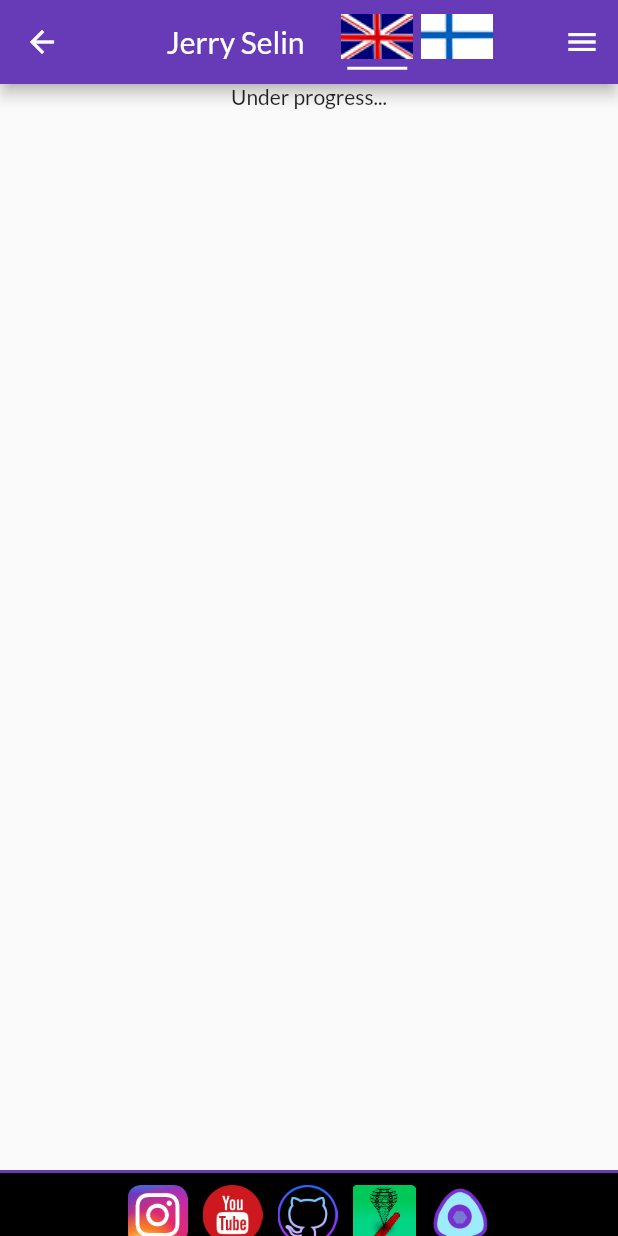
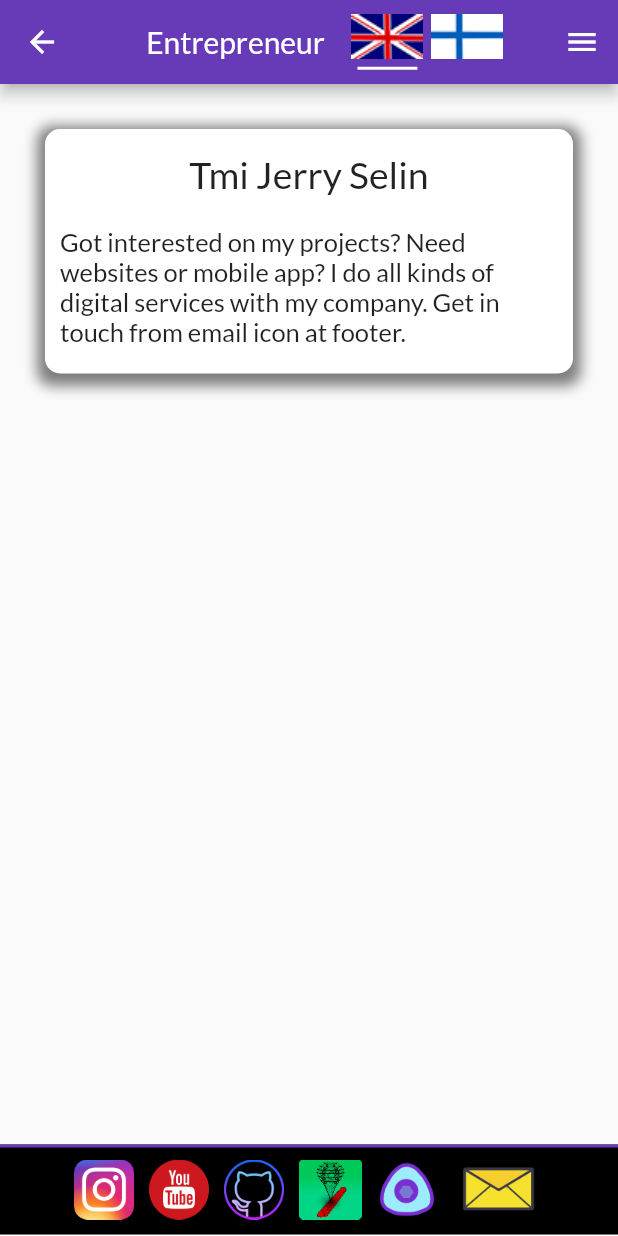
Before and after one commit to paivanjerry/Jerry-Selin-Website, a Flutter app: the EntrepreneurPage screen opened by its route, on a phone screen of 412 x 824 dp. Run offline on Flutter 3.47's test engine with Material 2 defaults, Android fonts, the phone set to English and light mode, and no system bars; our stand-ins replace easy_localization, video_player, youtube_player_iframe; missing offline and left inert: dart:html, draggable_scrollbar, navigation_history_observer; statements that could not run were skipped.

Commit message:
Email to site, info about skeittivideot.fi

```diff
--- a/assets/translations/en.json
+++ b/assets/translations/en.json
@@ -77,7 +77,9 @@
   "react_desc_2": " with React. Data Spottimettä is a web site that calculates and shows data from the Spottimettä apps. It even has skate spot statistics compared to city population.",
   "vue_desc_1": "I had an awesome opportunity to create new web sites. This time I wanted to try Vue.js for the task. The implemented web page is ",
   "napalm_site": "Napalm Custom web page",
-  "vue_desc_2": ". Besides the publicly visible UI, the page has some customization options for admin user. I really enjoyed Vue.js and I'm eagerly waiting for the next opportunity to get my hands on that framework.",
+  "vue_desc_2": ". Besides the publicly visible UI, the page has some customization options for admin user. Later I made an finnish skateboarding video archive called ",
+  "vue_desc_3": "skeittivideot.fi",
+  "vue_desc_4": ", which lets users to add their favourite videos. The archive provides a lot of searching features to find videos.",
   "flutter_web_desc_1": "You might have notice that this page does not feel like usual web page. That's because ",
   "flutter_web_desc_2": "this page",
   "flutter_web_desc_3": " is made with Flutter, the very same framework that I have used to create mobile apps. Flutter web is still kind of... not ready. I have made some hacking to get these pages feel more like web pages and not mobile app. See the source code from my Github (link in Footer).",
@@ -87,7 +89,9 @@
   "python_desc": "Python have been helping me a lot when I have needed some parsing for my files. When it comes to online world, I have used Selenium to scrape data from multiple web site to my local computer. Besides these, I have made couple Telegram bots with Python. One bot can tell your closest skate spot based on your location and another can is virtual version of Skate or Dice game. Skate or Dice game has dice, where numbers have been replaced with part of a skate trick. Bots are not deployed as I don't have server to run Python.",
   "arduino_desc": "I tried to make some super cool IoT solutions with Arduino. Mostly the components came broken from China so I kind of gave up on it. But I have succesfully made an periodic pet feeder and server that controls my sauna. More from those electronic projects can be found at ",
   "other_page": "other projects page",
-  "dot": "."
+  "dot": ".",
+  "tmi_desc": "Got interested on my projects? Need websites or mobile app? I do all kinds of digital services with my company. Get in touch from email icon at footer.",
+  "copy_email": "Copy email to clipboard (jerry.selin@gmail.com)"
 
 
 }
--- a/assets/translations/fi.json
+++ b/assets/translations/fi.json
@@ -75,7 +75,9 @@
   "react_desc_2": ". Data spottimettä on sivusto, jossa on esillä Spottimetän dataan perustuvia tilastoja sekä kuvaajia. Sivuilla löytyy jopa kuvaaja, josta selviää kaupungin spottien määrän suhde kaupunkien asukaslukuun.",
   "vue_desc_1": "Sain taas käsiini mahdollisuuden toteuttaa nettisivut. Tällä kertaa halusin kokeilla Vue.js viitekehystä sivujen rakentamiseen. Sivusto, jonka toteutin on ",
   "napalm_site": "Napalm Customin kotisivu",
-  "vue_desc_2": ". Sivustolta löytyy näkyvän osan lisäksi hieman muokkausmahdollisuuksia admin käyttäjälle. Vue.js vaikutti omasta mielestäni loistokkaalta viitekehykseltä ja odotan innolla seuraavaa mahdollisuutta päästä käsiksi kyseiseen tekniikkaan.",
+  "vue_desc_2": ". Sivustolta löytyy näkyvän osan lisäksi hieman muokkausmahdollisuuksia admin käyttäjälle. Myöhemmin toteutin ",
+  "vue_desc_3": "skeittivideot.fi",
+  "vue_desc_4": " arkiston Vuella. Arkisto pyrkii kokoamaan kaikki suomalaiset rullalautailuvideot, sekä tarjoamaan hyvät hakuominaisuudet. Käyttäjät voivat lisätä arkistoon videoita anonyymisti.",
   "flutter_web_desc_1": "Fiksuimmat ovat varmaankin jo keksineet projektin, johon olen käyttänyt tätä tekniikkaa. Tuijottelet tuotosta parhaillasi. ",
   "flutter_web_desc_2": "Tämä sivu",
   "flutter_web_desc_3": " on tehty Flutterilla. Eli samalla tekniikalla kuin mun mobiilisovellukset. Flutter web on vielä melko keskeneräinen teknologia, joten näille sivuille on joutunut tekemään jokusen kikan, jotta ne sai toimimaan webbimäisesti. Tsekkaa lähdekoodi Githubista sivun alapalkista",
@@ -85,5 +87,7 @@
   "python_desc": "Pythonia on tullut käytettyä koulun lisäksi melko laajalti kaikkeen tiedostojenkäsittelyyn. Selenium on myös tullut tutuksi, kun on tarvinnut automatisoidusti tallentaa useiden nettisivujen sisällöt parsittuna omalle koneelle. Tämän lisäksi olen myös tehnyt Pythonilla muutaman Telegram botin. Toinen botti osasi kertoa sijainnin perusteella lähimmän skeittispotin ja toinen simuloi noppien heittoa. Noppien heittoa simuloivan botin noppien silmälukujen tilalla oli skeittitempun osan nimi ja noppien kokonaisuudesta muodostui skeittitemppu. Botit eivät ole tällä hetkellä toiminnassa, koska ei ole palvelinta niitä varten.",
   "arduino_desc": "Yritin tehdä innovatiivisia IoT ratkaisuja Arduinon avulla. Lopputulos oli kuitenkin liian usein se, että kiinasta saapui usean kuukauden odottelun jälkeen viallinen osa. Täysin pettymykseen tämä osa-alue ei kuitenkaan päättynyt. Onnistuin tekemään tietyin väliajoin ruokaa antavan ruokinta-automaatin eläimille, sekä web palvelimen, jonka avulla voi laittaa saunan päälle etänä. Lisätietoa näistä elektroniikkaprojekteista löytyy ",
   "other_page": "muut projektit sivulta",
-  "dot": "."
+  "dot": ".",
+  "tmi_desc": "Kiinnostuitko jostain sivun projektista? Nousiko tarve omalle mobiilisovellukselle tai nettisivuille? Teen omalla toiminimelläni digitaalisia palveluita asiakkaan tarpeisiin. Ota siis yhteyttä sivun alapalkin sähköpostikuvakkeesta ja katsotaan miten voin olla avuksi.",
+  "copy_email": "Kopio sähköpostiosoite leikepöydälle (jerry.selin@gmail.com)"
 }
--- a/lib/components/Footer.dart
+++ b/lib/components/Footer.dart
@@ -1,8 +1,10 @@
+import 'package:easy_localization/easy_localization.dart';
 import 'package:flutter/cupertino.dart';
 import 'package:flutter/material.dart';
 import 'dart:html' as html;
 
 import 'package:flutter/rendering.dart';
+import 'package:flutter/services.dart';
 
 class Footer extends StatefulWidget {
   @override
@@ -97,6 +99,19 @@ class _FooterState extends State<Footer> {
                               height: 40,
                             ))),
                   ),
+                  Tooltip(
+                    message: tr("copy_email"),
+                    child: GestureDetector(
+                        onTap: () {
+                          Clipboard.setData(ClipboardData(text: "jerry.selin@gmail.com"));
+                        },
+                        child: MouseRegion(
+                            cursor: SystemMouseCursors.click,
+                            child: Image.asset(
+                              "assets/images/mail.png",
+                              height: 40,
+                            ))),
+                  ),
                 ],
               ),
             ),
--- a/lib/main.dart
+++ b/lib/main.dart
@@ -1,3 +1,5 @@
+import 'dart:math';
+
 import 'package:flutter/material.dart';
 import 'package:jerryselin/pages/DeveloperPage.dart';
 import 'package:jerryselin/pages/EntrepreneurPage.dart';
--- a/lib/pages/EntrepreneurPage.dart
+++ b/lib/pages/EntrepreneurPage.dart
@@ -1,9 +1,13 @@
+import 'dart:math';
+
+import 'package:easy_localization/easy_localization.dart';
 /// Template page for new route
 /// Use this as a template that contains all boilerplate for web page
 
 import 'package:flutter/cupertino.dart';
 import 'package:flutter/material.dart';
 import 'package:jerryselin/components/Footer.dart';
+import 'package:jerryselin/components/InfoBox.dart';
 import 'package:jerryselin/components/MyAppBar.dart';
 import 'package:jerryselin/components/MobileNavigation.dart';
 import 'package:jerryselin/TitleHelper.dart';
@@ -17,10 +21,18 @@ class EntrepreneurPage extends StatefulWidget {
 }
 
 class _EntrepreneurPageState extends State<EntrepreneurPage> {
+
+  @override
+  void initState() {
+    TitleHelper().refreshTitle();
+    super.initState();
+  }
+
+
   @override
   Widget build(BuildContext context) {
     return Scaffold(
-      appBar: MyAppBar(),
+      appBar: MyAppBar(title: tr(widget.title)),
       endDrawer: MobileNavigation(),
       body: WillPopScope(
         onWillPop: () {
@@ -33,8 +45,14 @@ class _EntrepreneurPageState extends State<EntrepreneurPage> {
               child: Column(
                 crossAxisAlignment: CrossAxisAlignment.center,
                 children: [
-                  Container(height: 100, child: Text("Under progress...")),
-                  Container(height: MediaQuery.of(context).size.height -200,),
+                  Container(
+                    padding: EdgeInsets.all(30),
+                    width: min(700, MediaQuery.of(context).size.width),
+                    child: Column(children: [
+                    InfoBox(title: "Tmi Jerry Selin", description: tr("tmi_desc"),),
+                  ],),),
+
+                  Container(height: MediaQuery.of(context).size.height -340,),
                   Footer()
                 ],
               ),
--- a/pubspec.yaml
+++ b/pubspec.yaml
@@ -32,6 +32,7 @@ dependencies:
   navigation_history_observer: ^1.0.3+1
   http: ^0.12.2
   draggable_scrollbar: ^0.0.4
+  video_player_web: ^0.1.4
 
 
 dev_dependencies:
```
Also changed, not shown: lib/pages/DeveloperPage.dart (+18 -0 lines), lib/pages/OtherPage.dart (+8 -5 lines), assets/images/mail.png (added), assets/images/minimuntre.png (added), firebase.json, pubspec.lock, 1 other file.
